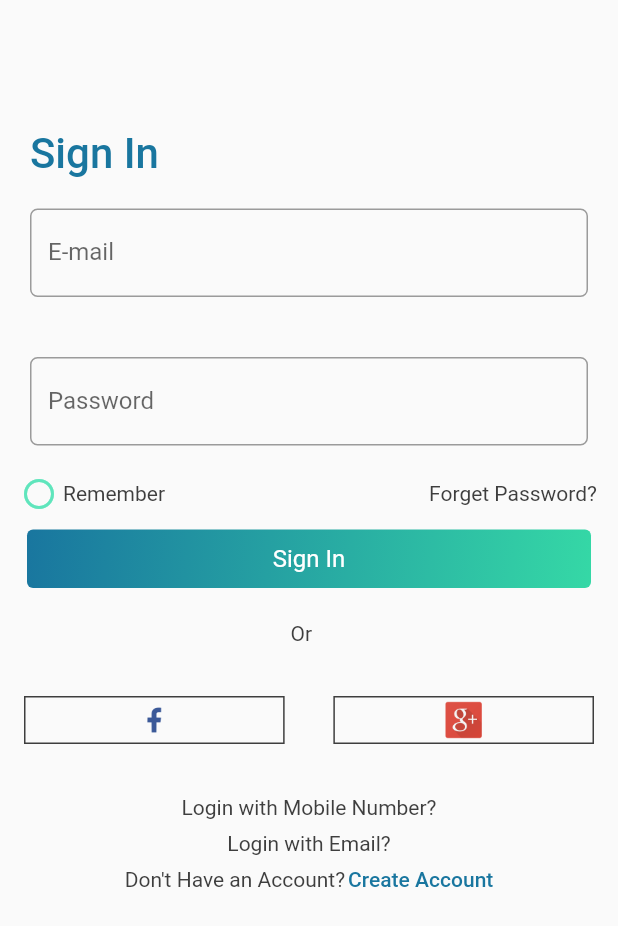
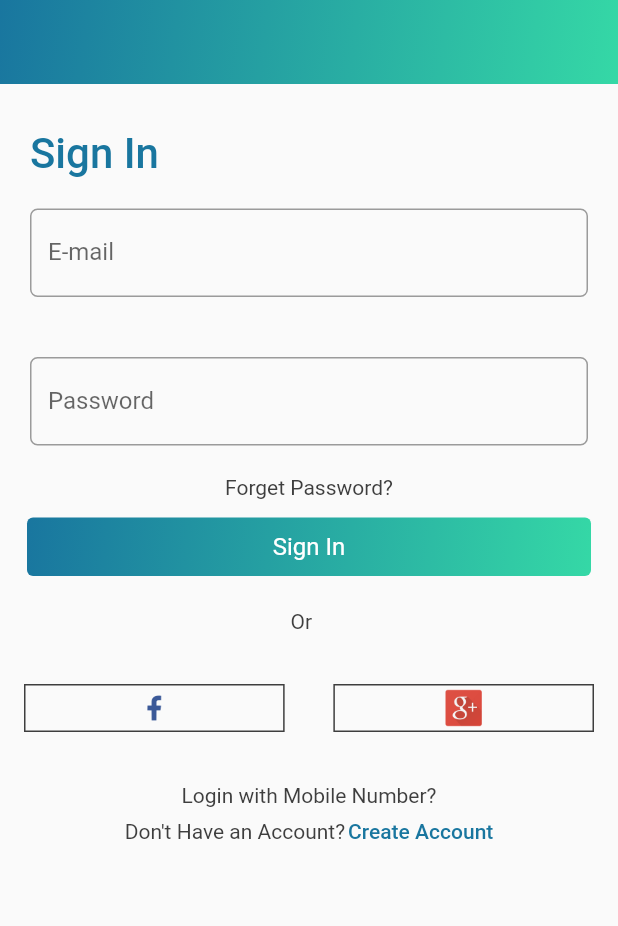
Before and after one commit to meetcse/PCare, a Flutter app: the screen it shows after launch, on a phone screen of 412 x 824 dp. Shown: the top 926 px of the screen. Run offline on Flutter 3.47's test engine with Material 2 defaults, Android fonts, the phone set to English and light mode, and no system bars; our stand-ins replace flushbar, flutter_mobx, mobx; generated files the repository leaves out were written again.

Commit message:
Completed login screen ui

```diff
--- a/lib/ui/Registeration/sign_in.dart
+++ b/lib/ui/Registeration/sign_in.dart
@@ -35,7 +35,7 @@ class _SigninState extends State<Signin> {
     return Scaffold(
       resizeToAvoidBottomInset: false,
       appBar: MainAppBarWidget(
-        isColor: false,
+        isColor: true,
         // leading: BackButtonWidget(
         //   isBlackColor: true,
         // ),
@@ -44,10 +44,11 @@ class _SigninState extends State<Signin> {
         builder: (context) => SingleChildScrollView(
           child: Center(
             child: Column(
-              mainAxisSize: MainAxisSize.min,
+              mainAxisSize: MainAxisSize.max,
               mainAxisAlignment: MainAxisAlignment.start,
               crossAxisAlignment: CrossAxisAlignment.start,
               children: [
+                //SIGN IN TEXT
                 Container(
                   margin: EdgeInsets.only(top: 30, left: 20),
                   child: Row(
@@ -61,14 +62,33 @@ class _SigninState extends State<Signin> {
                     ],
                   ),
                 ),
-                TextFieldWidget(
+                //EMAIL FIELD
+                _loginStore.loginWith == 'email'
+                    ? TextFieldWidget(
                         isError: _loginStore.emailError == null ? false : true,
                         labelText: UniversalStrings.email,
                         errorText: _loginStore.emailError,
                         onChanged: (value) {
                           _loginStore.setEmail(value);
                         },
-                ),
+                      )
+                    : Container(),
+                //MOBILE NUMBER FIELD
+
+                _loginStore.loginWith == 'mobile'
+                    ? TextFieldWidget(
+                        isError: _loginStore.mobileNumberError == null
+                            ? false
+                            : true,
+                        labelText: UniversalStrings.mobileNumber,
+                        errorText: _loginStore.mobileNumberError,
+                        onChanged: (value) {
+                          _loginStore.setMobileNumber(value);
+                        },
+                        textInputType: TextInputType.number,
+                      )
+                    : Container(),
+                //PASSWORD FIELD
                 TextFieldWidget(
                   labelText: UniversalStrings.password,
                   isError: _loginStore.passwordError == null ? false : true,
@@ -78,24 +98,12 @@ class _SigninState extends State<Signin> {
                     _loginStore.setPassword(value);
                   },
                 ),
+                //FORGOT PASSWORD
                 Container(
                   margin: EdgeInsets.only(left: 14, right: 14),
                   child: Row(
-                    mainAxisAlignment: MainAxisAlignment.spaceBetween,
+                    mainAxisAlignment: MainAxisAlignment.center,
                     children: [
-                      Container(
-                        // margin: EdgeInsets.only(left: 8),
-                        child: RadioButtonWidget(
-                          iconSelected: isRemember,
-                          groupValue: UniversalStrings.remember,
-                          itemText: UniversalStrings.remember,
-                          onChanged: (value) {
-                            setState(() {
-                              isRemember = !isRemember;
-                            });
-                          },
-                        ),
-                      ),
                       Container(
                         child: GestureDetector(
                           onTap: () {
@@ -121,7 +129,7 @@ class _SigninState extends State<Signin> {
                       if (_loginStore.canLogin) {
                         //TODO: CHange here with pushReplacement
                         // Navigator.of(context).pushNamed('/home_page');
-                        FlushbarMessage.successMessage(context, " ");
+                        // FlushbarMessage.successMessage(context, " ");
                       } else {
                         FlushbarMessage.errorMessage(
                           context,
@@ -137,6 +145,7 @@ class _SigninState extends State<Signin> {
                     width: MediaQuery.of(context).size.width,
                   ),
                 ),
+                //OR text
                 Container(
                   padding: EdgeInsets.only(
                       top: 10,
@@ -146,7 +155,10 @@ class _SigninState extends State<Signin> {
                   child: Text(UniversalStrings.or,
                       style: appTheme.textTheme.headline6, maxLines: 1),
                 ),
-                Container(
+                //FB AND GOOGLE SIGN IN
+                Expanded(
+                  flex: 0,
+                  child: Container(
                     padding: EdgeInsets.only(top: 10, bottom: 10),
                     child: Row(
                       mainAxisAlignment: MainAxisAlignment.spaceBetween,
@@ -178,38 +190,50 @@ class _SigninState extends State<Signin> {
                       ],
                     ),
                   ),
+                ),
+                //Login with mobile or email and crete acc text
                 Flexible(
+                  flex: 0,
                   child: Container(
+                    // alignment: Alignment.bottomCenter,
                     margin:
-                        EdgeInsets.only(top: 10, bottom: 20, left: 8, right: 8),
-                    child: Column(
+                        EdgeInsets.only(top: 10, bottom: 10, left: 8, right: 8),
+                    child: Observer(
+                      builder: (context) => Column(
                         crossAxisAlignment: CrossAxisAlignment.center,
                         mainAxisAlignment: MainAxisAlignment.end,
                         children: [
-                        Container(
+                          _loginStore.loginWith == 'email'
+                              ? Container(
                                   padding: EdgeInsets.only(bottom: 8),
                                   child: GestureDetector(
                                     onTap: () {
-                              //TODO: Add functionality
+                                      print("ENTER");
+                                      _loginStore.setLoginWith('mobile');
                                     },
                                     child: Text(
                                       UniversalStrings.loginWithMobile,
                                       style: appTheme.textTheme.headline6,
                                     ),
                                   ),
-                        ),
-                        Container(
+                                )
+                              : Container(),
+                          _loginStore.loginWith == 'mobile'
+                              ? Container(
                                   padding: EdgeInsets.only(bottom: 8),
                                   child: GestureDetector(
                                     onTap: () {
-                              //TODO: Add functionality
+                                      print("ENTERED");
+
+                                      _loginStore.setLoginWith('email');
                                     },
                                     child: Text(
                                       UniversalStrings.loginWithEmail,
                                       style: appTheme.textTheme.headline6,
                                     ),
                                   ),
-                        ),
+                                )
+                              : Container(),
                           Container(
                             padding: EdgeInsets.only(bottom: 8),
                             child: Row(
@@ -235,6 +259,7 @@ class _SigninState extends State<Signin> {
                       ),
                     ),
                   ),
+                ),
               ],
             ),
           ),
--- a/lib/widgets/text_field_widget.dart
+++ b/lib/widgets/text_field_widget.dart
@@ -8,6 +8,7 @@ class TextFieldWidget extends StatelessWidget {
   final String errorText;
   final bool isObscureText;
   final bool isError;
+  final TextInputType textInputType;
 
   TextFieldWidget(
       {@required this.labelText,
@@ -15,7 +16,8 @@ class TextFieldWidget extends StatelessWidget {
       this.textEditingController,
       this.errorText,
       this.isObscureText = false,
-      this.isError});
+      this.isError,
+      this.textInputType});
 
   @override
   Widget build(BuildContext context) {
@@ -23,6 +25,7 @@ class TextFieldWidget extends StatelessWidget {
       width: MediaQuery.of(context).size.width,
       margin: EdgeInsets.all(20),
       child: TextField(
+        keyboardType: textInputType,
         onChanged: onChanged,
         obscureText: isObscureText,
         controller: textEditingController,
```
Also changed, not shown: lib/store/login/login_store.dart (+44 -6 lines), lib/store/login/login_store.g.dart. Lines whose indentation alone changed are shown as unchanged.
